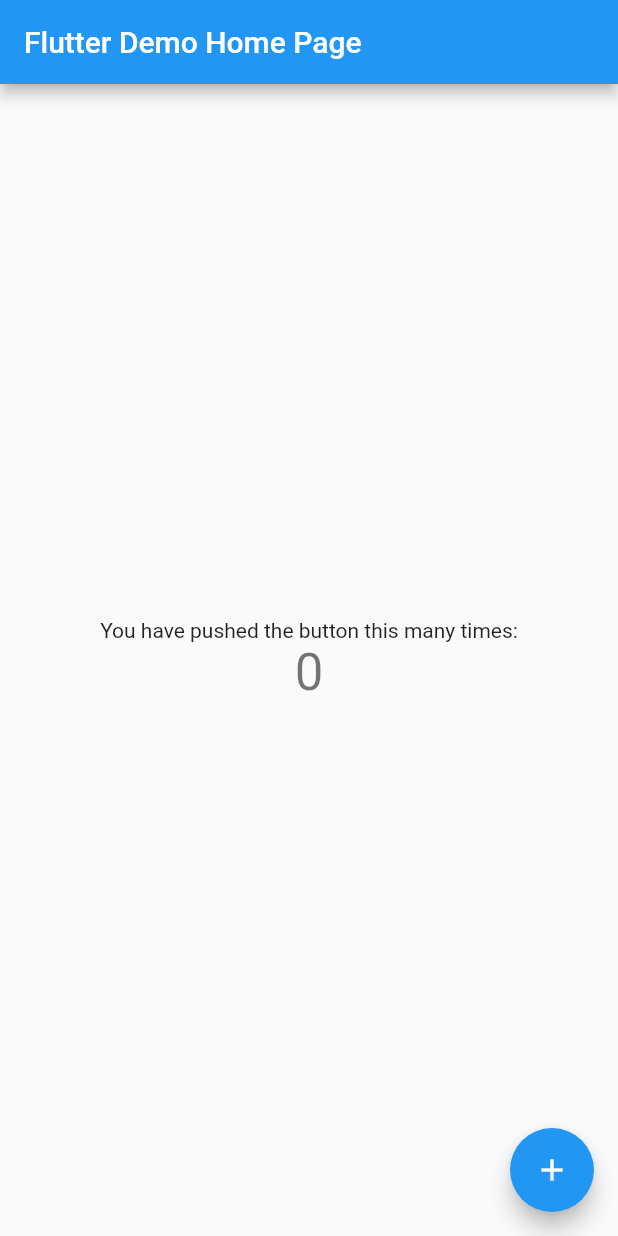
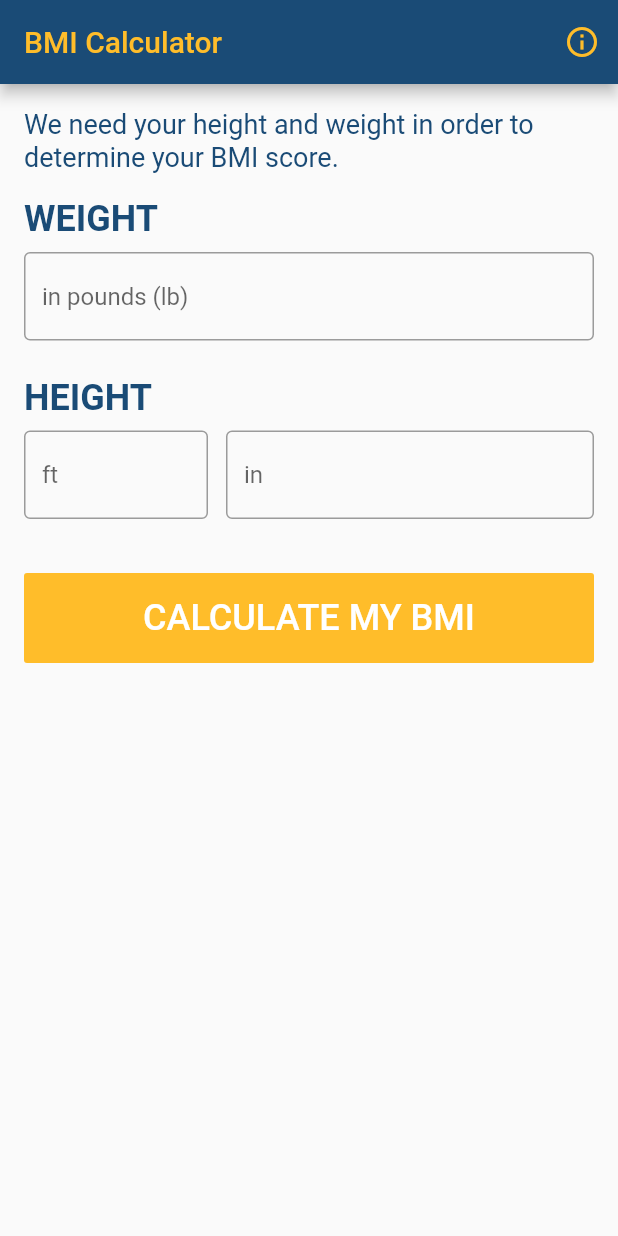
Before and after one commit to g33kidd/bmi_calculator, a Flutter app: the screen it shows after launch, on a phone screen of 412 x 824 dp. Run offline on Flutter 3.47's test engine with Material 2 defaults, Android fonts, the phone set to English and light mode, and no system bars.

Commit message:
All the other stuff

```diff
--- a/lib/main.dart
+++ b/lib/main.dart
@@ -1,111 +1,228 @@
+import 'dart:math';
+
 import 'package:flutter/material.dart';
 
-void main() => runApp(MyApp());
+void main() => runApp(App());
 
-class MyApp extends StatelessWidget {
-  // This widget is the root of your application.
+const Color blue = Color(0xFF1A4B76);
+const Color yellow = Color(0xFFFFBD2A);
+
+class App extends StatelessWidget {
   @override
   Widget build(BuildContext context) {
     return MaterialApp(
-      title: 'Flutter Demo',
+      title: "BMI Calculator",
       theme: ThemeData(
-        // This is the theme of your application.
-        //
-        // Try running your application with "flutter run". You'll see the
-        // application has a blue toolbar. Then, without quitting the app, try
-        // changing the primarySwatch below to Colors.green and then invoke
-        // "hot reload" (press "r" in the console where you ran "flutter run",
-        // or simply save your changes to "hot reload" in a Flutter IDE).
-        // Notice that the counter didn't reset back to zero; the application
-        // is not restarted.
-        primarySwatch: Colors.blue,
+        primaryTextTheme: TextTheme(
+          display1: TextStyle(
+            color: blue,
+          ),
+          title: TextStyle(
+            color: yellow,
+          ),
+        ),
+        appBarTheme: AppBarTheme(
+          textTheme: TextTheme(display1: TextStyle(color: yellow)),
+          color: blue,
+          actionsIconTheme: IconThemeData(
+            color: yellow,
+          ),
+        ),
+        textTheme: TextTheme(
+          display1: TextStyle(color: blue),
+        ),
       ),
-      home: MyHomePage(title: 'Flutter Demo Home Page'),
+      home: HomeScreen(),
     );
   }
 }
 
-class MyHomePage extends StatefulWidget {
-  MyHomePage({Key key, this.title}) : super(key: key);
-
-  // This widget is the home page of your application. It is stateful, meaning
-  // that it has a State object (defined below) that contains fields that affect
-  // how it looks.
-
-  // This class is the configuration for the state. It holds the values (in this
-  // case the title) provided by the parent (in this case the App widget) and
-  // used by the build method of the State. Fields in a Widget subclass are
-  // always marked "final".
-
-  final String title;
-
+class HomeScreen extends StatefulWidget {
   @override
-  _MyHomePageState createState() => _MyHomePageState();
+  _HomeScreenState createState() => _HomeScreenState();
 }
 
-class _MyHomePageState extends State<MyHomePage> {
-  int _counter = 0;
+class _HomeScreenState extends State<HomeScreen> {
+  double bmi = 0.0;
+  double _opacity = 0.0;
 
-  void _incrementCounter() {
+  bool showBMI = false;
+
+  int heightFeet = 5;
+  int heightInches = 9;
+  int totalHeight = 120;
+  int weight = 180;
+
+  void calculate() {
     setState(() {
-      // This call to setState tells the Flutter framework that something has
-      // changed in this State, which causes it to rerun the build method below
-      // so that the display can reflect the updated values. If we changed
-      // _counter without calling setState(), then the build method would not be
-      // called again, and so nothing would appear to happen.
-      _counter++;
+      totalHeight = heightInches + (heightFeet * 12);
+      bmi = 703 * (weight / pow(totalHeight, 2));
+      showBMI = true;
     });
+  }
+
+  String classification() {
+    var result;
+    if (bmi < 18.5) result = "Underweight";
+    if (bmi > 18.5 && bmi < 25) result = "Normal";
+    if (bmi >= 25 && bmi < 30) result = "Overweight";
+    if (bmi > 30) result = "Obese";
+    return result;
   }
 
   @override
   Widget build(BuildContext context) {
-    // This method is rerun every time setState is called, for instance as done
-    // by the _incrementCounter method above.
-    //
-    // The Flutter framework has been optimized to make rerunning build methods
-    // fast, so that you can just rebuild anything that needs updating rather
-    // than having to individually change instances of widgets.
     return Scaffold(
       appBar: AppBar(
-        // Here we take the value from the MyHomePage object that was created by
-        // the App.build method, and use it to set our appbar title.
-        title: Text(widget.title),
+        title: Text("BMI Calculator"),
+        actions: <Widget>[
+          IconButton(
+            icon: Icon(Icons.info_outline),
+            onPressed: () {
+              print("Information about BMI.");
+            },
+          )
+        ],
       ),
-      body: Center(
-        // Center is a layout widget. It takes a single child and positions it
-        // in the middle of the parent.
-        child: Column(
-          // Column is also layout widget. It takes a list of children and
-          // arranges them vertically. By default, it sizes itself to fit its
-          // children horizontally, and tries to be as tall as its parent.
-          //
-          // Invoke "debug painting" (press "p" in the console, choose the
-          // "Toggle Debug Paint" action from the Flutter Inspector in Android
-          // Studio, or the "Toggle Debug Paint" command in Visual Studio Code)
-          // to see the wireframe for each widget.
-          //
-          // Column has various properties to control how it sizes itself and
-          // how it positions its children. Here we use mainAxisAlignment to
-          // center the children vertically; the main axis here is the vertical
-          // axis because Columns are vertical (the cross axis would be
-          // horizontal).
-          mainAxisAlignment: MainAxisAlignment.center,
+      body: GestureDetector(
+        onTap: () {
+          setState(() {
+            showBMI = false;
+          });
+        },
+        child: Stack(
           children: <Widget>[
-            Text(
-              'You have pushed the button this many times:',
+            AnimatedOpacity(
+              opacity: showBMI ? 1.0 : 0.0,
+              curve: Curves.ease,
+              duration: Duration(milliseconds: 500),
+              child: Container(
+                width: double.infinity,
+                height: double.infinity,
+                color: Colors.black54,
+                child: SafeArea(
+                  child: Align(
+                    alignment: Alignment.center,
+                    child: Container(
+                      width: MediaQuery.of(context).size.width / 1.2,
+                      height: MediaQuery.of(context).size.height / 2,
+                      decoration: BoxDecoration(
+                        color: Colors.white,
+                        borderRadius: BorderRadius.circular(4.0),
+                      ),
+                      child: FittedBox(
+                        child: Text(bmi.toString()),
+                      ),
+                    ),
+                  ),
+                ),
+              ),
             ),
-            Text(
-              '$_counter',
-              style: Theme.of(context).textTheme.display1,
+            AnimatedOpacity(
+              opacity: showBMI ? 0.0 : 1.0,
+              duration: Duration(milliseconds: 450),
+              curve: Curves.ease,
+              child: Padding(
+                padding: EdgeInsets.all(16.0),
+                child: Column(
+                  mainAxisAlignment: MainAxisAlignment.start,
+                  crossAxisAlignment: CrossAxisAlignment.start,
+                  children: <Widget>[
+                    Text(
+                      "We need your height and weight in order to determine your BMI score.",
+                      style:
+                          TextStyle(fontSize: 18.0, height: 1.2, color: blue),
+                    ),
+                    SizedBox(height: 16.0),
+                    Text(
+                      "WEIGHT",
+                      style: TextStyle(
+                        fontSize: 24.0,
+                        fontWeight: FontWeight.bold,
+                        color: blue,
+                      ),
+                    ),
+                    SizedBox(height: 8.0),
+                    TextField(
+                      onChanged: (data) {
+                        setState(() {
+                          weight = int.parse(data);
+                        });
+                      },
+                      decoration: InputDecoration(
+                        hintText: "in pounds (lb)",
+                        border: OutlineInputBorder(),
+                      ),
+                    ),
+                    SizedBox(height: 24.0),
+                    Text(
+                      "HEIGHT",
+                      style: TextStyle(
+                        fontSize: 24.0,
+                        fontWeight: FontWeight.bold,
+                        color: blue,
+                      ),
+                    ),
+                    SizedBox(height: 8.0),
+                    Row(
+                      children: <Widget>[
+                        Flexible(
+                          flex: 1,
+                          child: TextField(
+                            onChanged: (data) {
+                              setState(() {
+                                heightFeet = int.parse(data);
+                              });
+                            },
+                            decoration: InputDecoration(
+                              hintText: "ft",
+                              border: OutlineInputBorder(),
+                            ),
+                          ),
+                        ),
+                        SizedBox(width: 12.0),
+                        Flexible(
+                          flex: 2,
+                          child: TextField(
+                            onChanged: (data) {
+                              setState(() {
+                                heightInches = int.parse(data);
+                              });
+                            },
+                            decoration: InputDecoration(
+                              hintText: "in",
+                              border: OutlineInputBorder(),
+                            ),
+                          ),
+                        ),
+                      ],
+                    ),
+                    SizedBox(height: 36.0),
+                    SizedBox(
+                      width: double.infinity,
+                      height: 60,
+                      child: (!showBMI)
+                          ? FlatButton(
+                              child: Text(
+                                "CALCULATE MY BMI",
+                                style: TextStyle(fontSize: 24.0),
+                              ),
+                              onPressed: () {
+                                calculate();
+                              },
+                              color: yellow,
+                              textColor: Colors.white,
+                              splashColor: blue,
+                            )
+                          : Offstage(),
+                    )
+                  ],
+                ),
+              ),
             ),
           ],
         ),
       ),
-      floatingActionButton: FloatingActionButton(
-        onPressed: _incrementCounter,
-        tooltip: 'Increment',
-        child: Icon(Icons.add),
-      ), // This trailing comma makes auto-formatting nicer for build methods.
     );
   }
 }
```
